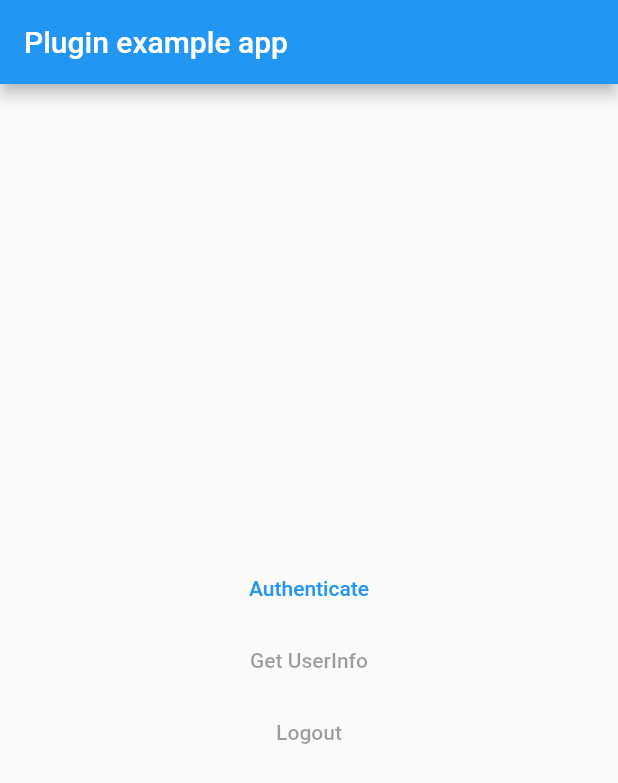
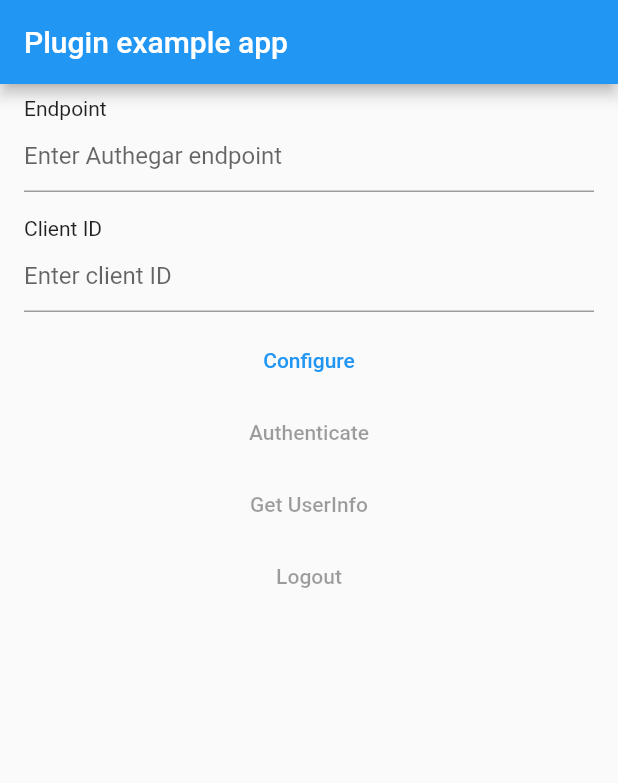
Before and after one commit to authgear/authgear-sdk-flutter, a Flutter app: the screen it shows after launch, on a phone screen of 412 x 824 dp. Shown: the top 783 px of the screen. Run offline on Flutter 3.47's test engine with Material 2 defaults, Android fonts, the phone set to English and light mode, and no system bars; our stand-ins replace hex, shared_preferences.

Commit message:
Update demo app to accept arbitrary endpoint and client ID

```diff
--- a/example/lib/main.dart
+++ b/example/lib/main.dart
@@ -1,7 +1,8 @@
+import 'dart:async' show StreamSubscription;
 import 'package:flutter/material.dart';
 import 'package:flutter/rendering.dart';
-import 'dart:async' show StreamSubscription;
-
+import 'package:shared_preferences/shared_preferences.dart'
+    show SharedPreferences;
 import 'package:flutter_authgear/authgear.dart';
 
 void main() {
@@ -18,56 +19,200 @@ class MyApp extends StatefulWidget {
 
 const redirectURI = "com.authgear.exampleapp.flutter://host/path";
 
-class AuthenticateButton extends StatelessWidget {
-  final Authgear authgear;
-  final void Function(dynamic) onError;
+String _showError(dynamic e) {
+  return "$e";
+}
 
-  const AuthenticateButton(
-      {Key? key, required this.authgear, required this.onError})
-      : super(key: key);
+class TextFieldWithLabel extends StatelessWidget {
+  final String label;
+  final String hintText;
+  final TextEditingController controller;
+
+  const TextFieldWithLabel({
+    Key? key,
+    required this.label,
+    required this.hintText,
+    required this.controller,
+  }) : super(key: key);
+
+  @override
+  Widget build(BuildContext context) {
+    return Container(
+        padding: const EdgeInsets.symmetric(vertical: 8, horizontal: 16),
+        child: Column(
+          children: [
+            Align(
+              alignment: Alignment.centerLeft,
+              child: Text(label),
+            ),
+            TextField(
+              controller: controller,
+              decoration: InputDecoration(
+                hintText: hintText,
+              ),
+            ),
+          ],
+        ));
+  }
+}
+
+class SessionStateButton extends StatelessWidget {
+  final SessionState sessionState;
+  final SessionState targetState;
+  final void Function()? onPressed;
+  final String label;
+
+  const SessionStateButton({
+    Key? key,
+    required this.sessionState,
+    required this.targetState,
+    required this.onPressed,
+    required this.label,
+  }) : super(key: key);
 
   @override
   Widget build(BuildContext context) {
     return TextButton(
-      onPressed: authgear.sessionState == SessionState.noSession
-          ? _onPressAuthenticate
-          : null,
-      child: const Text("Authenticate"),
+      onPressed: sessionState == targetState ? onPressed : null,
+      child: Text(label),
+    );
+  }
+}
+
+class _MyAppState extends State<MyApp> {
+  Authgear _authgear = Authgear(endpoint: "", clientID: "");
+  late SharedPreferences sharedPreferences;
+
+  TextEditingController endpointController = TextEditingController();
+  TextEditingController clientIDController = TextEditingController();
+
+  StreamSubscription<SessionStateChangeEvent>? _sub;
+
+  bool loading = false;
+
+  bool get unconfigured {
+    return _authgear.endpoint != endpointController.text ||
+        _authgear.clientID != clientIDController.text;
+  }
+
+  @override
+  void initState() {
+    super.initState();
+    endpointController.addListener(() {
+      setState(() {});
+    });
+    clientIDController.addListener(() {
+      setState(() {});
+    });
+
+    void init() async {
+      sharedPreferences = await SharedPreferences.getInstance();
+      final endpoint = sharedPreferences.getString("authgear.endpoint");
+      final clientID = sharedPreferences.getString("authgear.clientID");
+      if (endpoint != null && clientID != null) {
+        endpointController.text = endpoint;
+        clientIDController.text = clientID;
+        await _onPressConfigure();
+      }
+    }
+
+    init();
+  }
+
+  @override
+  void dispose() {
+    _sub?.cancel();
+    endpointController.dispose();
+    clientIDController.dispose();
+    super.dispose();
+  }
+
+  @override
+  Widget build(BuildContext context) {
+    return MaterialApp(
+      home: Builder(
+        builder: (BuildContext context) {
+          return Scaffold(
+            appBar: AppBar(
+              title: const Text('Plugin example app'),
+            ),
+            body: ListView(
+              children: [
+                TextFieldWithLabel(
+                  label: "Endpoint",
+                  hintText: "Enter Authegar endpoint",
+                  controller: endpointController,
+                ),
+                TextFieldWithLabel(
+                  label: "Client ID",
+                  hintText: "Enter client ID",
+                  controller: clientIDController,
+                ),
+                TextButton(
+                  onPressed: () {
+                    _onPressConfigure();
+                  },
+                  child: const Text("Configure"),
+                ),
+                SessionStateButton(
+                  sessionState: _authgear.sessionState,
+                  targetState: SessionState.noSession,
+                  label: "Authenticate",
+                  onPressed: unconfigured || loading
+                      ? null
+                      : () {
+                          _onPressAuthenticate(context);
+                        },
+                ),
+                SessionStateButton(
+                  sessionState: _authgear.sessionState,
+                  targetState: SessionState.authenticated,
+                  label: "Get UserInfo",
+                  onPressed: unconfigured || loading
+                      ? null
+                      : () {
+                          _onPressGetUserInfo(context);
+                        },
+                ),
+                SessionStateButton(
+                  sessionState: _authgear.sessionState,
+                  targetState: SessionState.authenticated,
+                  label: "Logout",
+                  onPressed: unconfigured || loading
+                      ? null
+                      : () {
+                          _onPressLogout(context);
+                        },
+                ),
+              ],
+            ),
+          );
+        },
+      ),
     );
   }
 
-  Future<void> _onPressAuthenticate() async {
+  Future<void> _onPressAuthenticate(BuildContext context) async {
     try {
-      await authgear.authenticate(redirectURI: redirectURI);
+      setState(() {
+        loading = true;
+      });
+      await _authgear.authenticate(redirectURI: redirectURI);
     } catch (e) {
-      onError(e);
+      onError(context, e);
+    } finally {
+      setState(() {
+        loading = false;
+      });
     }
-  }
-}
-
-class GetUserInfoButton extends StatelessWidget {
-  final Authgear authgear;
-  final void Function(dynamic) onError;
-
-  const GetUserInfoButton(
-      {Key? key, required this.authgear, required this.onError})
-      : super(key: key);
-
-  @override
-  Widget build(BuildContext context) {
-    return TextButton(
-      onPressed: authgear.sessionState == SessionState.authenticated
-          ? () {
-              _onPressGetUserInfo(context);
-            }
-          : null,
-      child: const Text("Get UserInfo"),
-    );
   }
 
   Future<void> _onPressGetUserInfo(BuildContext context) async {
     try {
-      final userInfo = await authgear.getUserInfo();
+      setState(() {
+        loading = true;
+      });
+      final userInfo = await _authgear.getUserInfo();
       await showDialog(
         context: context,
         barrierDismissible: false,
@@ -89,80 +234,71 @@ class GetUserInfoButton extends StatelessWidget {
         },
       );
     } catch (e) {
-      onError(e);
+      onError(context, e);
+    } finally {
+      setState(() {
+        loading = false;
+      });
     }
   }
-}
 
-class LogoutButton extends StatelessWidget {
-  final Authgear authgear;
-  final void Function(dynamic) onError;
-  const LogoutButton({Key? key, required this.authgear, required this.onError})
-      : super(key: key);
-
-  @override
-  Widget build(BuildContext context) {
-    return TextButton(
-      onPressed: authgear.sessionState == SessionState.authenticated
-          ? _onPressLogout
-          : null,
-      child: const Text("Logout"),
-    );
+  Future<void> _onPressLogout(BuildContext context) async {
+    try {
+      setState(() {
+        loading = true;
+      });
+      await _authgear.logout();
+    } catch (e) {
+      onError(context, e);
+    } finally {
+      setState(() {
+        loading = false;
+      });
+    }
   }
 
-  Future<void> _onPressLogout() async {
-    await authgear.logout();
-  }
-}
+  Future<void> _onPressConfigure() async {
+    final endpoint = endpointController.text;
+    final clientID = clientIDController.text;
 
-class _MyAppState extends State<MyApp> {
-  final Authgear _authgear =
-      Authgear(endpoint: "http://192.168.1.123:3100", clientID: "portal");
+    final authgear = Authgear(endpoint: endpoint, clientID: clientID);
+    _sub?.cancel();
+    await authgear.configure();
+    await sharedPreferences.setString(
+      "authgear.endpoint",
+      endpoint,
+    );
+    await sharedPreferences.setString(
+      "authgear.clientID",
+      clientID,
+    );
 
-  StreamSubscription<SessionStateChangeEvent>? _sub;
-
-  @override
-  void initState() {
-    super.initState();
-    _configure();
+    setState(() {
+      _authgear = authgear;
+      _sub = _authgear.onSessionStateChange.listen((e) {
+        setState(() {});
+      });
+    });
   }
 
-  Future<void> _configure() async {
-    _sub = _authgear.onSessionStateChange.listen((e) {
-      print("reason: ${e.reason}");
-      print("sessionState: ${e.instance.sessionState}");
-      setState(() {});
-    });
-    await _authgear.configure();
-  }
-
-  @override
-  void dispose() {
-    _sub?.cancel();
-    super.dispose();
-  }
-
-  @override
-  Widget build(BuildContext context) {
-    return MaterialApp(
-      home: Builder(
-        builder: (BuildContext context) {
-          return Scaffold(
-            appBar: AppBar(
-              title: const Text('Plugin example app'),
+  void onError(BuildContext context, dynamic e) {
+    showDialog(
+      context: context,
+      barrierDismissible: false,
+      builder: (BuildContext context) {
+        return AlertDialog(
+          title: const Text("Error"),
+          content: Text(_showError(e)),
+          actions: [
+            TextButton(
+              child: const Text("OK"),
+              onPressed: () {
+                Navigator.of(context).pop();
+              },
             ),
-            body: Center(
-                child: Column(
-              mainAxisSize: MainAxisSize.min,
-              children: [
-                AuthenticateButton(authgear: _authgear, onError: (_e) {}),
-                GetUserInfoButton(authgear: _authgear, onError: (_e) {}),
-                LogoutButton(authgear: _authgear, onError: (_e) {}),
-              ],
-            )),
-          );
-        },
-      ),
+          ],
+        );
+      },
     );
   }
 }
--- a/example/pubspec.yaml
+++ b/example/pubspec.yaml
@@ -13,6 +13,7 @@ dependencies:
   flutter_authgear:
     path: ../
   cupertino_icons: ^1.0.2
+  shared_preferences: ^2.0.13
 
 dev_dependencies:
   flutter_test:
```
Also changed, not shown: example/pubspec.lock, 1 other file.
